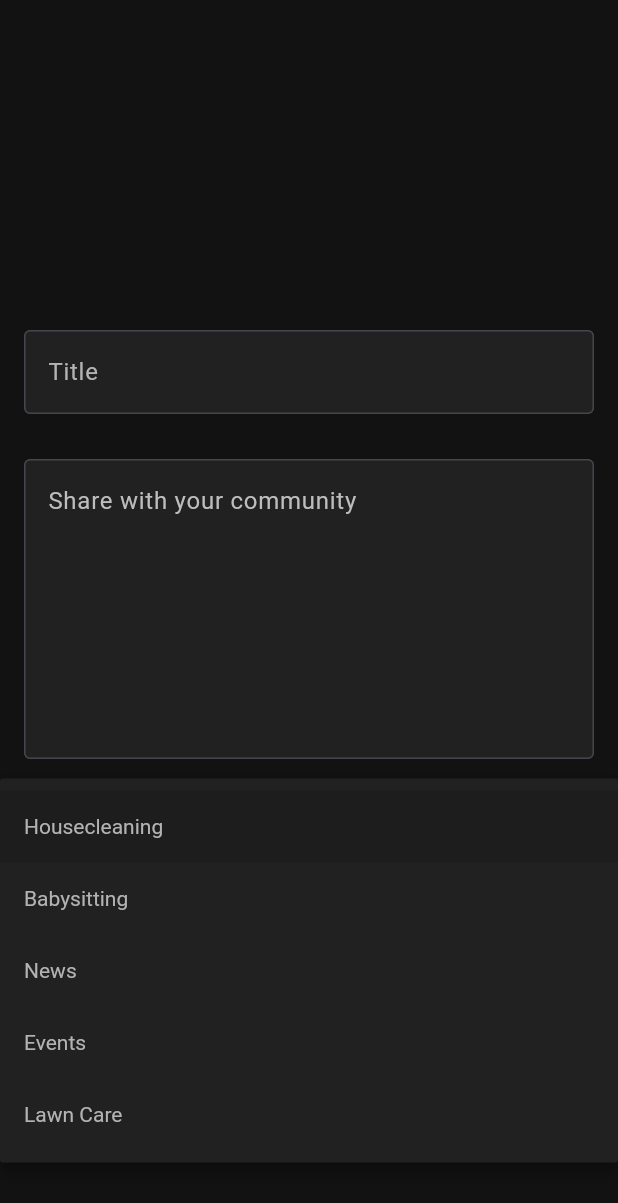
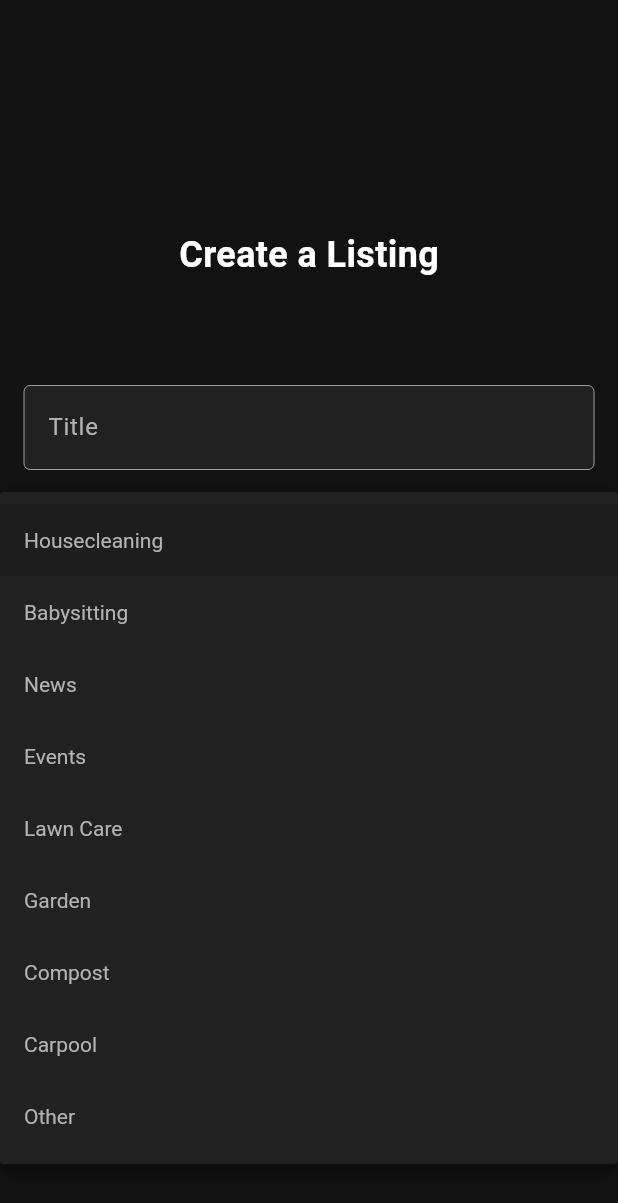
Before and after one commit to asaintpi/Eco_Connect115A, a Flutter app: the MyMakePostPage screen opened by its route, after a tap on "Housecleaning", on a phone screen of 412 x 824 dp. Shown: the top 1203 px of the screen. Run offline on Flutter 3.47's test engine with Material 3 defaults, Android fonts, the phone set to English and light mode, and no system bars; our stand-ins replace firebase_auth, firebase_core, firebase_database, firebase_storage, geolocator, image_picker and 1 more; accounts and stored records are empty.

Commit message:
Post Tag Update

```diff
--- a/lib/Pages/MakePost/makepost.dart
+++ b/lib/Pages/MakePost/makepost.dart
@@ -8,10 +8,12 @@ class MyMakePostPage extends StatefulWidget {
   @override
   State<MyMakePostPage> createState() => _MyMakePostPageState();
 }
-final List<String> serviceTypes = ['Housecleaning', 'Babysitting', 'News', 'Events', 'Lawn Care']; // List of service options
+final List<String> serviceTypes = ['Housecleaning', 'Babysitting', 'News', 'Events', 'Lawn Care', 'Garden', 'Compost', 'Carpool', 'Other']; // List of service options
 String selectedService = serviceTypes[0]; // Initial selection
 
 class _MyMakePostPageState extends State<MyMakePostPage> {
+  final _titleController = TextEditingController();
+  final _bodyController = TextEditingController();
 
   Future<void> writePost({required String author, required String title, required String body, required String service}) async {
     final database = FirebaseDatabase.instance.ref();
@@ -34,8 +36,13 @@ class _MyMakePostPageState extends State<MyMakePostPage> {
   }
 
 
-  final _titleController = TextEditingController();
-  final _bodyController = TextEditingController();
+  @override
+  void dispose() {
+    //releases memory
+    _titleController.dispose();
+    _bodyController.dispose();
+    super.dispose();
+  }
 
   @override
   Widget build(BuildContext context) {
@@ -49,14 +56,29 @@ class _MyMakePostPageState extends State<MyMakePostPage> {
             child: Column(
                 mainAxisAlignment: MainAxisAlignment.start,
                 children: [
+                  const Padding(
+                    padding: EdgeInsets.only(top: 20.0, bottom: 20.0),
+                    child: Text(
+                      "Create a Listing",
+                      style: TextStyle(
+                        fontSize: 24, // Slightly larger text
+                        color: Colors.white,
+                        fontWeight: FontWeight.bold,
+                      ),
+                    ),
+                  ),
                 const SizedBox(height: 50),
           Container(
             width: 640,
             child: TextField(
               controller: _titleController,
               decoration: const InputDecoration(
-                labelText: 'Title',
-                labelStyle: TextStyle(color: Color(0xFFB3B3B3)),
+                hintText: 'Title',
+                hintStyle: TextStyle(color: Color(0xFFB3B3B3)),
+                enabledBorder: const OutlineInputBorder(
+                  // width: 0.0 produces a thin "hairline" border
+                  borderSide: const BorderSide(color: Colors.grey, width: 0.0),
+                ),
                 border: OutlineInputBorder(),
                 fillColor: Color(0xFF212121),
                 filled: true,
```
